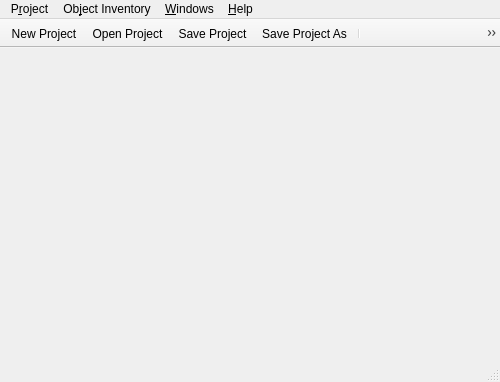
The window that src/OpenSidescan/mainwindow.ui (CIDCO-dev/OpenSidescan) describes before a commit, drawn with Qt 5.
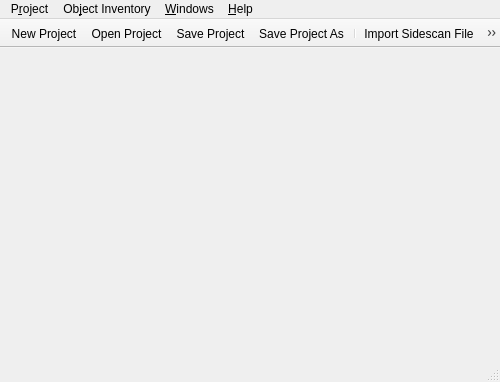
The same window after the commit. Icons and pictures are not drawn.

Patch:
```diff
--- a/src/OpenSidescan/mainwindow.ui
+++ b/src/OpenSidescan/mainwindow.ui
@@ -91,7 +91,9 @@
    <addaction name="actionSaveAs"/>
    <addaction name="separator"/>
    <addaction name="actionImport"/>
+   <addaction name="separator"/>
    <addaction name="actionFindObjects"/>
+   <addaction name="actionSaveObjectImages"/>
   </widget>
   <widget class="QStatusBar" name="statusBar"/>
   <action name="actionImport">
@@ -201,6 +203,18 @@
     <string>Export &amp;KML File</string>
    </property>
   </action>
+  <action name="actionSaveObjectImages">
+   <property name="icon">
+    <iconset resource="resources.qrc">
+     <normaloff>:/Images/resources/save-as.png</normaloff>:/Images/resources/save-as.png</iconset>
+   </property>
+   <property name="text">
+    <string>Save Object &amp;Images</string>
+   </property>
+   <property name="toolTip">
+    <string>Save Object Images</string>
+   </property>
+  </action>
  </widget>
  <layoutdefault spacing="6" margin="11"/>
  <resources>
```
Left out of the diff: 17 changed lines with no effect on the pictures.
